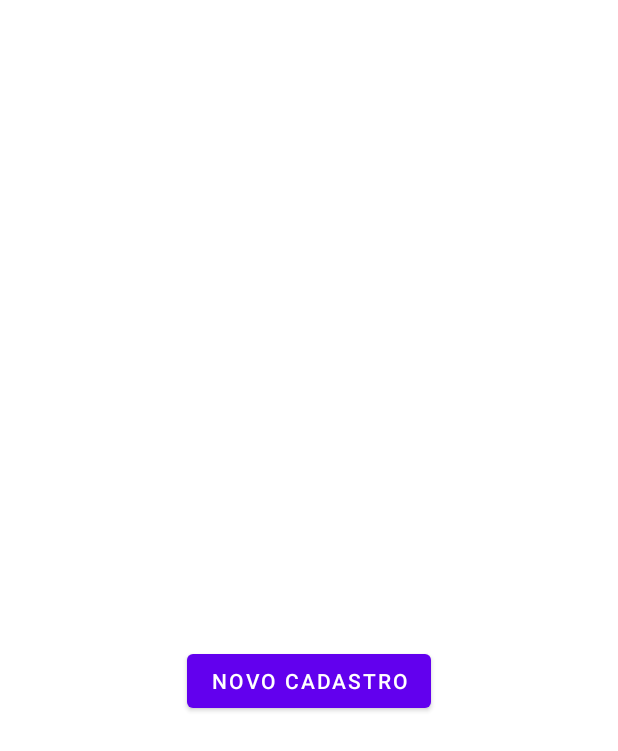
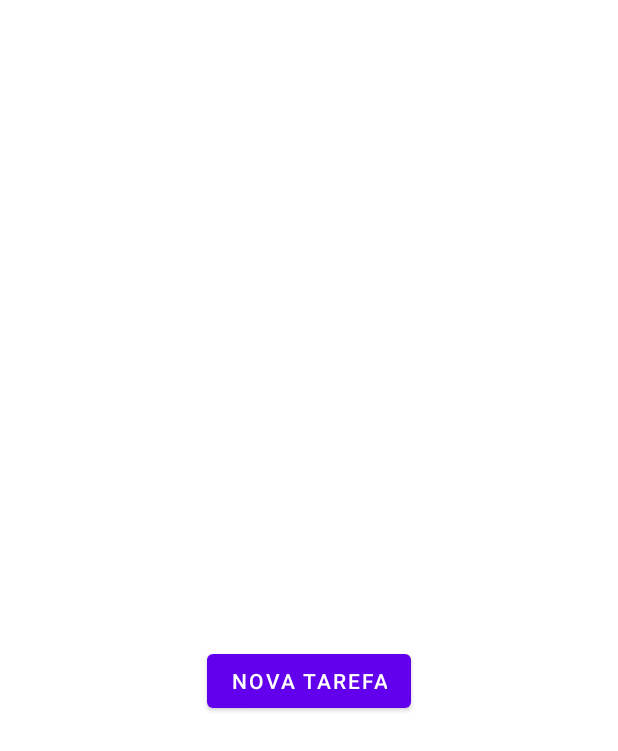
Before and after one commit to camisminei/Trab2PROBMOB, an Android app: the layout activity_tarefa_tela.xml on its own in the app's theme, with its tools: preview values and no code run, on a phone screen of 412 x 824 dp. Shown: the top 751 px of the screen. Run offline under Robolectric (Android 15) with nearby library versions, the light colour scheme and no system bars.

Commit message:
Adicionar "Ir para a tela de tarefas após logar"

```diff
--- a/app/src/main/AndroidManifest.xml
+++ b/app/src/main/AndroidManifest.xml
@@ -9,7 +9,8 @@
         android:roundIcon="@mipmap/ic_launcher_round"
         android:supportsRtl="true"
         android:theme="@style/Theme.TrabFinal">
-        <activity android:name=".TarefasActivity"></activity>
+        <activity android:name=".TarefasActivity"> </activity>
+        <activity android:name=".TelaTarefas"> </activity>
         <activity
             android:name=".Login"
             android:label="@string/title_activity_login" />
--- a/app/src/main/java/com/example/trabfinal/Login.java
+++ b/app/src/main/java/com/example/trabfinal/Login.java
@@ -32,7 +32,7 @@ public class Login extends AppCompatActivity {
                 String password = userHelper.buscaSenha(email);
                 userHelper.close();
                 if(password.equals(pass)) {
-                    Intent it = new Intent(Login.this, TarefasActivity.class);
+                    Intent it = new Intent(Login.this, TelaTarefas.class);
                     startActivity(it);
                 } else if(password.equals("Não encontrado")) {
                     Toast toast = Toast.makeText(Login.this, "Usuário não encontrado", Toast.LENGTH_LONG);
--- a/app/src/main/java/com/example/trabfinal/TarefasActivity.java
+++ b/app/src/main/java/com/example/trabfinal/TarefasActivity.java
@@ -31,7 +31,7 @@ public class TarefasActivity extends AppCompatActivity {
         altTarefa=(Tarefas)it.getSerializableExtra("ch_tarefa");
         tarefa = new Tarefas();
         dbHelper=new DBToDoHelper(TarefasActivity.this);
-        btnVariavel=findViewById(R.id.btnConcluido);
+        btnVariavel=findViewById(R.id.bttnAddTarefa);
 
         if(altTarefa!=null){
             btnVariavel.setText("Alterar");
--- a/app/src/main/res/layout/activity_tarefa_tela.xml
+++ b/app/src/main/res/layout/activity_tarefa_tela.xml
@@ -14,12 +14,14 @@
             android:layout_width="match_parent"
             android:id="@+id/listTarefas">
         </ListView>
+
         <Button
+            android:id="@+id/bttnAddTarefa"
             android:layout_width="wrap_content"
             android:layout_height="wrap_content"
-            android:text="Novo Cadastro"
-            android:id="@+id/btnConcluido"
-            android:layout_gravity="center_horizontal"/>
+            android:layout_gravity="center_horizontal"
+            android:text="Nova Tarefa"
+            android:onClick="criarTarefa"/>
     </LinearLayout>
 
 </androidx.constraintlayout.widget.ConstraintLayout>
--- a/app/src/main/res/layout/activity_tarefas.xml
+++ b/app/src/main/res/layout/activity_tarefas.xml
@@ -56,7 +56,7 @@
         <Button
             android:layout_width="wrap_content"
             android:layout_height="wrap_content"
-            android:id="@+id/btnConcluido"
+            android:id="@+id/bttnAddTarefa"
             android:layout_gravity="center_horizontal"/>
 
     </LinearLayout>
```
Also changed, not shown: app/src/main/java/com/example/trabfinal/TelaTarefas.java (added, +48 -0 lines).
